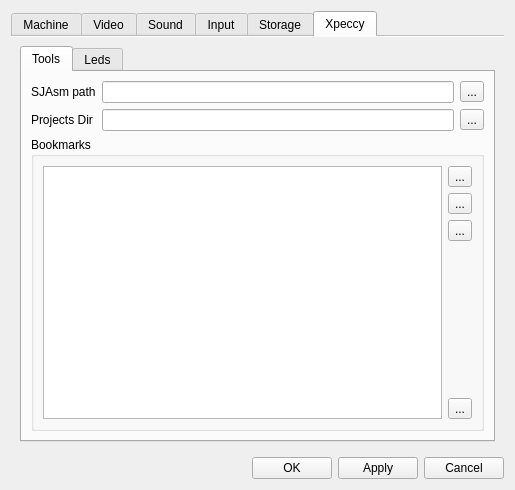
First picture: the form in ui/setupwin.ui, repository samstyle/Xpeccy, before the edit.
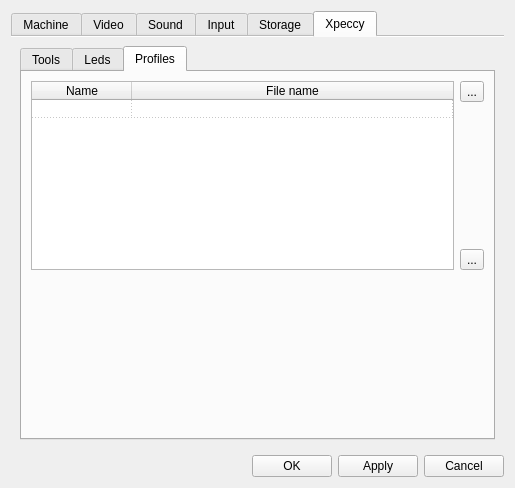
Second picture: the form after the edit. The open tabs and pages were chosen to show the change. Icons and pictures are not drawn.

Diff of the .ui file:
```diff
--- a/ui/setupwin.ui
+++ b/ui/setupwin.ui
@@ -7,7 +7,7 @@
     <x>0</x>
     <y>0</y>
     <width>505</width>
-    <height>490</height>
+    <height>488</height>
    </rect>
   </property>
   <property name="sizePolicy">
@@ -2555,6 +2555,121 @@
              </item>
             </layout>
            </widget>
+           <widget class="QWidget" name="tab_11">
+            <attribute name="icon">
+             <iconset resource="../xpeccy.qrc">
+              <normaloff>:/images/profile.png</normaloff>:/images/profile.png</iconset>
+            </attribute>
+            <attribute name="title">
+             <string>Profiles</string>
+            </attribute>
+            <layout class="QVBoxLayout" name="verticalLayout_35">
+             <item>
+              <layout class="QHBoxLayout" name="horizontalLayout_23">
+               <item>
+                <widget class="QTableWidget" name="twProfileList">
+                 <property name="editTriggers">
+                  <set>QAbstractItemView::NoEditTriggers</set>
+                 </property>
+                 <property name="selectionMode">
+                  <enum>QAbstractItemView::SingleSelection</enum>
+                 </property>
+                 <property name="selectionBehavior">
+                  <enum>QAbstractItemView::SelectRows</enum>
+                 </property>
+                 <property name="gridStyle">
+                  <enum>Qt::DotLine</enum>
+                 </property>
+                 <property name="rowCount">
+                  <number>1</number>
+                 </property>
+                 <property name="columnCount">
+                  <number>2</number>
+                 </property>
+                 <attribute name="horizontalHeaderMinimumSectionSize">
+                  <number>100</number>
+                 </attribute>
+                 <attribute name="horizontalHeaderShowSortIndicator" stdset="0">
+                  <bool>false</bool>
+                 </attribute>
+                 <attribute name="horizontalHeaderStretchLastSection">
+                  <bool>true</bool>
+                 </attribute>
+                 <attribute name="verticalHeaderVisible">
+                  <bool>false</bool>
+                 </attribute>
+                 <attribute name="verticalHeaderDefaultSectionSize">
+                  <number>17</number>
+                 </attribute>
+                 <row/>
+                 <column>
+                  <property name="text">
+                   <string>Name</string>
+                  </property>
+                 </column>
+                 <column>
+                  <property name="text">
+                   <string>File name</string>
+                  </property>
+                 </column>
+                </widget>
+               </item>
+               <item>
+                <layout class="QVBoxLayout" name="verticalLayout_27">
+                 <item>
+                  <widget class="QToolButton" name="tbNewProfile">
+                   <property name="text">
+                    <string>...</string>
+                   </property>
+                   <property name="icon">
+                    <iconset resource="../xpeccy.qrc">
+                     <normaloff>:/images/add.png</normaloff>:/images/add.png</iconset>
+                   </property>
+                  </widget>
+                 </item>
+                 <item>
+                  <spacer name="verticalSpacer_15">
+                   <property name="orientation">
+                    <enum>Qt::Vertical</enum>
+                   </property>
+                   <property name="sizeHint" stdset="0">
+                    <size>
+                     <width>20</width>
+                     <height>40</height>
+                    </size>
+                   </property>
+                  </spacer>
+                 </item>
+                 <item>
+                  <widget class="QToolButton" name="tbDelProfile">
+                   <property name="text">
+                    <string>...</string>
+                   </property>
+                   <property name="icon">
+                    <iconset resource="../xpeccy.qrc">
+                     <normaloff>:/images/cancel.png</normaloff>:/images/cancel.png</iconset>
+                   </property>
+                  </widget>
+                 </item>
+                </layout>
+               </item>
+              </layout>
+             </item>
+             <item>
+              <spacer name="verticalSpacer_16">
+               <property name="orientation">
+                <enum>Qt::Vertical</enum>
+               </property>
+               <property name="sizeHint" stdset="0">
+                <size>
+                 <width>20</width>
+                 <height>162</height>
+                </size>
+               </property>
+              </spacer>
+             </item>
+            </layout>
+           </widget>
           </widget>
          </item>
         </layout>
```
